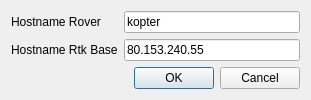
Above: basestation/connectiondialog.ui from wpfhtl/octocopter before the change. Below: the same form after it.
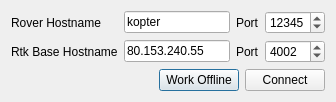
That is the form after the change.

Commit message: uh, ah, push it...

Patch:
```diff
--- a/basestation/connectiondialog.ui
+++ b/basestation/connectiondialog.ui
@@ -6,43 +6,99 @@
    <rect>
     <x>0</x>
     <y>0</y>
-    <width>311</width>
-    <height>96</height>
+    <width>336</width>
+    <height>90</height>
    </rect>
   </property>
   <property name="windowTitle">
    <string>Enter Hostnames</string>
   </property>
+  <layout class="QVBoxLayout" name="verticalLayout">
+   <item>
   <layout class="QGridLayout" name="gridLayout">
    <item row="0" column="0">
     <widget class="QLabel" name="label">
      <property name="text">
-      <string>Hostname Rover</string>
+        <string>Rover Hostname</string>
      </property>
     </widget>
    </item>
-   <item row="0" column="2">
+     <item row="0" column="1">
     <widget class="QLineEdit" name="mLineEditHostNameRover">
      <property name="text">
       <string>kopter</string>
      </property>
     </widget>
    </item>
-   <item row="1" column="0" colspan="2">
+     <item row="0" column="2">
+      <widget class="QLabel" name="label_3">
+       <property name="text">
+        <string>Port</string>
+       </property>
+      </widget>
+     </item>
+     <item row="0" column="3">
+      <widget class="QSpinBox" name="mSpinBoxPortRover">
+       <property name="minimumSize">
+        <size>
+         <width>60</width>
+         <height>0</height>
+        </size>
+       </property>
+       <property name="minimum">
+        <number>1</number>
+       </property>
+       <property name="maximum">
+        <number>65535</number>
+       </property>
+       <property name="value">
+        <number>12345</number>
+       </property>
+      </widget>
+     </item>
+     <item row="1" column="0">
     <widget class="QLabel" name="label_2">
      <property name="text">
-      <string>Hostname Rtk Base</string>
+        <string>Rtk Base Hostname</string>
      </property>
     </widget>
    </item>
-   <item row="1" column="2">
+     <item row="1" column="1">
     <widget class="QLineEdit" name="mLineEditHostNameRtkBase">
      <property name="text">
       <string>80.153.240.55</string>
      </property>
     </widget>
    </item>
-   <item row="2" column="1" colspan="2">
+     <item row="1" column="2">
+      <widget class="QLabel" name="label_4">
+       <property name="text">
+        <string>Port</string>
+       </property>
+      </widget>
+     </item>
+     <item row="1" column="3">
+      <widget class="QSpinBox" name="mSpinBoxPortRtkBase">
+       <property name="minimumSize">
+        <size>
+         <width>60</width>
+         <height>0</height>
+        </size>
+       </property>
+       <property name="minimum">
+        <number>1</number>
+       </property>
+       <property name="maximum">
+        <number>65535</number>
+       </property>
+       <property name="value">
+        <number>4002</number>
+       </property>
+      </widget>
+     </item>
+    </layout>
+   </item>
+   <item>
     <spacer name="verticalSpacer">
      <property name="orientation">
       <enum>Qt::Vertical</enum>
@@ -55,15 +111,36 @@
      </property>
     </spacer>
    </item>
-   <item row="3" column="0" colspan="3">
-    <widget class="QDialogButtonBox" name="buttonBox">
+   <item>
+    <layout class="QHBoxLayout" name="horizontalLayout">
+     <item>
+      <spacer name="horizontalSpacer">
      <property name="orientation">
       <enum>Qt::Horizontal</enum>
      </property>
-     <property name="standardButtons">
-      <set>QDialogButtonBox::Cancel|QDialogButtonBox::Ok</set>
-     </property>
-    </widget>
+       <property name="sizeHint" stdset="0">
+        <size>
+         <width>40</width>
+         <height>20</height>
+        </size>
+       </property>
+      </spacer>
+     </item>
+     <item>
+      <widget class="QPushButton" name="mPushButtonWorkOffline">
+       <property name="text">
+        <string>Work Offline</string>
+       </property>
+      </widget>
+     </item>
+     <item>
+      <widget class="QPushButton" name="mPushButtonConnect">
+       <property name="text">
+        <string>Connect</string>
+       </property>
+      </widget>
+     </item>
+    </layout>
    </item>
   </layout>
  </widget>
```
Left out of the diff: 24 changed lines with no effect on the pictures. Lines whose indentation alone changed are shown as unchanged. The commit also changes 24 other files.
